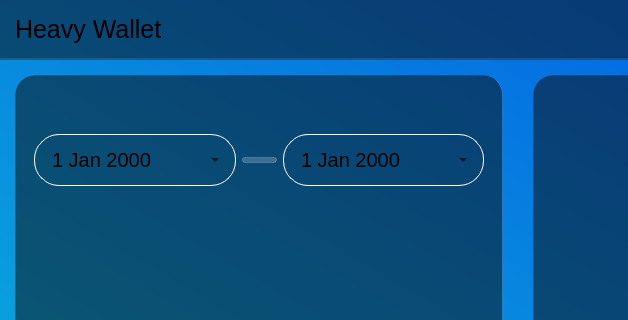
Old version of the form budget_manager_frontend/forms/mainwindow.ui in the repository BogdanKalysh/budget_manager_app; both pictures show x 0 to 628 and y 0 to 320 of the 1280 by 720 pixel window.
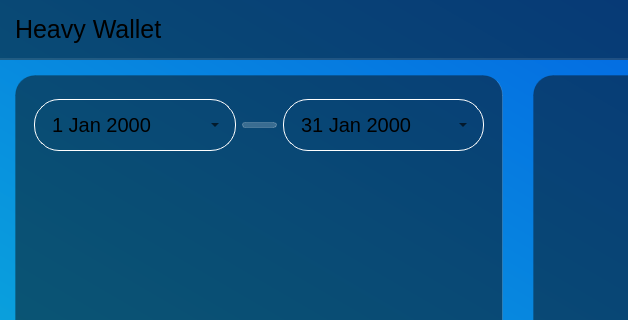
New version of the form. Icons and pictures are not drawn. Custom widgets are drawn as their Qt base class.

Diff of the .ui file:
```diff
--- a/budget_manager_frontend/forms/mainwindow.ui
+++ b/budget_manager_frontend/forms/mainwindow.ui
@@ -514,7 +514,7 @@
             <property name="minimumSize">
              <size>
               <width>0</width>
-              <height>150</height>
+              <height>80</height>
              </size>
             </property>
             <property name="frameShape">
@@ -573,6 +573,16 @@
                  <verstretch>0</verstretch>
                 </sizepolicy>
                </property>
+               <property name="dateTime">
+                <datetime>
+                 <hour>0</hour>
+                 <minute>0</minute>
+                 <second>0</second>
+                 <year>2000</year>
+                 <month>1</month>
+                 <day>31</day>
+                </datetime>
+               </property>
                <property name="calendarPopup">
                 <bool>true</bool>
                </property>
```
Left out of the diff: 13 changed lines with no effect on the pictures.
